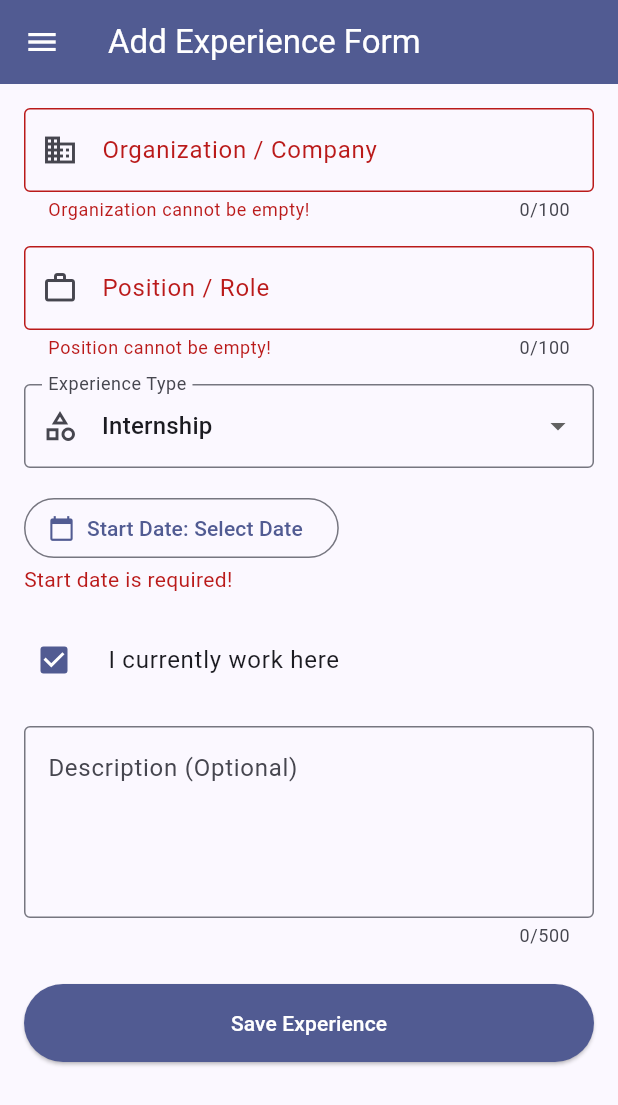
After one commit to yasmin52-cpu/myportfolio_mobile, a Flutter app: the ExperienceFormPage screen opened directly, after a tap on "I currently work here", after a tap on "Save Experience", on a phone screen of 412 x 824 dp. The commit adds this screen. Shown: the top 1105 px of the screen. Run offline on Flutter 3.47's test engine with Material 3 defaults, Android fonts, the phone set to English and light mode, and no system bars.

Commit message:
feat: implement experience form

```diff
--- /dev/null
+++ b/lib/screens/experience_form.dart
@@ -0,0 +1,302 @@
+import 'package:flutter/material.dart';
+import 'package:myportfolio_mobile/widgets/left_drawer.dart';
+
+class ExperienceFormPage extends StatefulWidget {
+  const ExperienceFormPage({super.key});
+
+  @override
+  State<ExperienceFormPage> createState() => _ExperienceFormPageState();
+}
+
+class _ExperienceFormPageState extends State<ExperienceFormPage> {
+  final _formKey = GlobalKey<FormState>();
+
+  String _organization = '';
+  String _position = '';
+  String _experienceType = 'Internship';
+  String _description = '';
+
+  DateTime? _startDate;
+  DateTime? _endDate;
+
+  bool _currentlyWorking = false;
+
+  final List<String> _experienceTypes = [
+    'Internship',
+    'Organization',
+    'Work',
+    'Volunteer',
+    'Other',
+  ];
+
+  Future<void> _selectDate({required bool isStartDate}) async {
+    final DateTime? picked = await showDatePicker(
+      context: context,
+      initialDate: DateTime.now(),
+      firstDate: DateTime(1950),
+      lastDate: DateTime.now(),
+    );
+
+    if (picked != null && mounted) {
+      setState(() {
+        if (isStartDate) {
+          _startDate = picked;
+        } else {
+          _endDate = picked;
+        }
+      });
+    }
+  }
+
+  String _formatDate(DateTime? date) {
+    if (date == null) return 'Select Date';
+
+    return '${date.day}/${date.month}/${date.year}';
+  }
+
+  void _saveExperience() {
+    if (_formKey.currentState!.validate()) {
+      showDialog(
+        context: context,
+        builder: (dialogContext) {
+          return AlertDialog(
+            title: const Text('Experience Added Successfully!'),
+            content: SingleChildScrollView(
+              child: Column(
+                mainAxisSize: MainAxisSize.min,
+                crossAxisAlignment: CrossAxisAlignment.start,
+                children: [
+                  Text('Organization: ${_organization.trim()}'),
+                  Text('Position: ${_position.trim()}'),
+                  Text('Type: $_experienceType'),
+                  Text('Start Date: ${_formatDate(_startDate)}'),
+                  Text(
+                    'End Date: ${_currentlyWorking ? "Present" : _formatDate(_endDate)}',
+                  ),
+                  Text(
+                    'Description: ${_description.trim().isEmpty ? "-" : _description.trim()}',
+                  ),
+                ],
+              ),
+            ),
+            actions: [
+              TextButton(
+                onPressed: () {
+                  Navigator.pop(dialogContext);
+                },
+                child: const Text('OK'),
+              ),
+            ],
+          );
+        },
+      );
+    }
+  }
+
+  @override
+  Widget build(BuildContext context) {
+    return Scaffold(
+      appBar: AppBar(
+        title: const Text('Add Experience Form'),
+        backgroundColor: Theme.of(context).colorScheme.primary,
+        foregroundColor: Colors.white,
+      ),
+      drawer: const LeftDrawer(),
+      body: Form(
+        key: _formKey,
+        child: SingleChildScrollView(
+          padding: const EdgeInsets.all(16.0),
+          child: Column(
+            crossAxisAlignment: CrossAxisAlignment.stretch,
+            children: [
+              // === Organization ===
+              TextFormField(
+                decoration: const InputDecoration(
+                  labelText: 'Organization / Company',
+                  hintText: 'e.g. Google Developer Groups',
+                  border: OutlineInputBorder(),
+                  prefixIcon: Icon(Icons.business),
+                ),
+                maxLength: 100,
+                onChanged: (value) {
+                  _organization = value;
+                },
+                validator: (value) {
+                  if (value == null || value.trim().isEmpty) {
+                    return 'Organization cannot be empty!';
+                  }
+                  return null;
+                },
+              ),
+
+              const SizedBox(height: 16),
+
+              // === Position ===
+              TextFormField(
+                decoration: const InputDecoration(
+                  labelText: 'Position / Role',
+                  hintText: 'e.g. UI/UX Designer',
+                  border: OutlineInputBorder(),
+                  prefixIcon: Icon(Icons.work_outline),
+                ),
+                maxLength: 100,
+                onChanged: (value) {
+                  _position = value;
+                },
+                validator: (value) {
+                  if (value == null || value.trim().isEmpty) {
+                    return 'Position cannot be empty!';
+                  }
+                  return null;
+                },
+              ),
+
+              const SizedBox(height: 16),
+
+              // === Experience Type ===
+              DropdownButtonFormField<String>(
+                initialValue: _experienceType,
+                decoration: const InputDecoration(
+                  labelText: 'Experience Type',
+                  border: OutlineInputBorder(),
+                  prefixIcon: Icon(Icons.category_outlined),
+                ),
+                items: _experienceTypes.map((type) {
+                  return DropdownMenuItem(value: type, child: Text(type));
+                }).toList(),
+                onChanged: (value) {
+                  if (value != null) {
+                    setState(() {
+                      _experienceType = value;
+                    });
+                  }
+                },
+              ),
+
+              const SizedBox(height: 16),
+
+              // === Start Date ===
+              FormField<DateTime>(
+                validator: (_) {
+                  if (_startDate == null) {
+                    return 'Start date is required!';
+                  }
+                  return null;
+                },
+                builder: (field) {
+                  return Column(
+                    crossAxisAlignment: CrossAxisAlignment.start,
+                    children: [
+                      OutlinedButton.icon(
+                        onPressed: () async {
+                          await _selectDate(isStartDate: true);
+                          field.didChange(_startDate);
+                        },
+                        icon: const Icon(Icons.calendar_today),
+                        label: Text('Start Date: ${_formatDate(_startDate)}'),
+                      ),
+                      if (field.hasError)
+                        Text(
+                          field.errorText!,
+                          style: TextStyle(
+                            color: Theme.of(context).colorScheme.error,
+                          ),
+                        ),
+                    ],
+                  );
+                },
+              ),
+
+              const SizedBox(height: 16),
+
+              // === Currently Working ===
+              CheckboxListTile(
+                title: const Text('I currently work here'),
+                value: _currentlyWorking,
+                onChanged: (value) {
+                  setState(() {
+                    _currentlyWorking = value ?? false;
+
+                    if (_currentlyWorking) {
+                      _endDate = null;
+                    }
+                  });
+                },
+                controlAffinity: ListTileControlAffinity.leading,
+                contentPadding: EdgeInsets.zero,
+              ),
+
+              // === End Date ===
+              if (!_currentlyWorking)
+                FormField<DateTime>(
+                  validator: (_) {
+                    if (_endDate == null) {
+                      return 'End date is required!';
+                    }
+
+                    if (_startDate != null && _endDate!.isBefore(_startDate!)) {
+                      return 'End date cannot be before start date!';
+                    }
+
+                    return null;
+                  },
+                  builder: (field) {
+                    return Column(
+                      crossAxisAlignment: CrossAxisAlignment.start,
+                      children: [
+                        OutlinedButton.icon(
+                          onPressed: () async {
+                            await _selectDate(isStartDate: false);
+                            field.didChange(_endDate);
+                          },
+                          icon: const Icon(Icons.event),
+                          label: Text('End Date: ${_formatDate(_endDate)}'),
+                        ),
+                        if (field.hasError)
+                          Text(
+                            field.errorText!,
+                            style: TextStyle(
+                              color: Theme.of(context).colorScheme.error,
+                            ),
+                          ),
+                      ],
+                    );
+                  },
+                ),
+
+              const SizedBox(height: 16),
+
+              // === Description ===
+              TextFormField(
+                maxLines: 4,
+                maxLength: 500,
+                decoration: const InputDecoration(
+                  labelText: 'Description (Optional)',
+                  hintText: 'Describe your experience...',
+                  border: OutlineInputBorder(),
+                  alignLabelWithHint: true,
+                ),
+                onChanged: (value) {
+                  _description = value;
+                },
+              ),
+
+              const SizedBox(height: 24),
+
+              // === Save Button ===
+              ElevatedButton(
+                onPressed: _saveExperience,
+                style: ElevatedButton.styleFrom(
+                  backgroundColor: Theme.of(context).colorScheme.primary,
+                  foregroundColor: Colors.white,
+                  padding: const EdgeInsets.symmetric(vertical: 16),
+                ),
+                child: const Text('Save Experience'),
+              ),
+            ],
+          ),
+        ),
+      ),
+    );
+  }
+}
--- a/lib/screens/menu.dart
+++ b/lib/screens/menu.dart
@@ -12,6 +12,7 @@ class MyHomePage extends StatelessWidget {
   final List<ItemHomepage> items = [
     ItemHomepage("Lihat Proyek", Icons.folder, Colors.red),
     ItemHomepage("Tambah Proyek", Icons.add_circle, Colors.blueAccent),
+    ItemHomepage("Tambah Pengalaman", Icons.work, Colors.deepPurple),
     ItemHomepage("Logout", Icons.logout, Colors.green),
   ];
 
@@ -30,7 +31,8 @@ class MyHomePage extends StatelessWidget {
 
       drawer: const LeftDrawer(),
       // Body halaman utama dengan padding di sekelilingnya.
-      body: Padding(
+      body: SingleChildScrollView(
+        child: Padding(
           padding: const EdgeInsets.all(16.0),
           child: Column(
             crossAxisAlignment: CrossAxisAlignment.center,
@@ -78,7 +80,7 @@ class MyHomePage extends StatelessWidget {
                       padding: const EdgeInsets.all(20),
                       crossAxisSpacing: 10,
                       mainAxisSpacing: 10,
-                    crossAxisCount: 3,
+                      crossAxisCount: MediaQuery.of(context).size.width <= 600 ? 2 : 4,
                       // shrinkWrap agar ukuran kisi menyesuaikan tinggi konten anak.
                       shrinkWrap: true,
                       children: items.map((ItemHomepage item) {
@@ -89,6 +91,7 @@ class MyHomePage extends StatelessWidget {
                 ),
               ),
             ],
+          ),
         ),
       ),
     );
--- a/lib/widgets/left_drawer.dart
+++ b/lib/widgets/left_drawer.dart
@@ -1,6 +1,7 @@
 import 'package:flutter/material.dart';
 import 'package:myportfolio_mobile/screens/menu.dart';
 import 'package:myportfolio_mobile/screens/project_form.dart';
+import 'package:myportfolio_mobile/screens/experience_form.dart';
 
 class LeftDrawer extends StatelessWidget {
   const LeftDrawer({super.key});
@@ -56,6 +57,19 @@ class LeftDrawer extends StatelessWidget {
               );
             },
           ),
+
+          ListTile(
+            leading: const Icon(Icons.work_outline),
+            title: const Text('Add Experience'),
+            onTap: () {
+              Navigator.pushReplacement(
+                context,
+                MaterialPageRoute(
+                  builder: (context) => const ExperienceFormPage(),
+                ),
+              );
+            },
+          ),
         ],
       ),
     );
--- a/lib/widgets/project_card.dart
+++ b/lib/widgets/project_card.dart
@@ -1,6 +1,7 @@
 import 'package:flutter/material.dart';
 import 'package:myportfolio_mobile/screens/menu.dart';
 import 'package:myportfolio_mobile/screens/project_form.dart';
+import 'package:myportfolio_mobile/screens/experience_form.dart';
 
 class ItemCard extends StatelessWidget {
   final ItemHomepage item;
@@ -32,6 +33,15 @@ class ItemCard extends StatelessWidget {
               MaterialPageRoute(builder: (context) => const ProjectFormPage()),
             );
           }
+
+          if (item.name == "Tambah Pengalaman") {
+            Navigator.push(
+              context,
+              MaterialPageRoute(
+                builder: (context) => const ExperienceFormPage(),
+              ),
+            );
+          }
         },
         child: Container(
           padding: const EdgeInsets.all(8),
```
Lines whose indentation alone changed are shown as unchanged.
